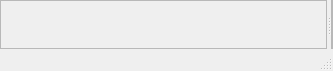
Old version of the form ui/mainWindowTemplate.ui in the repository puffisional/WordGame.
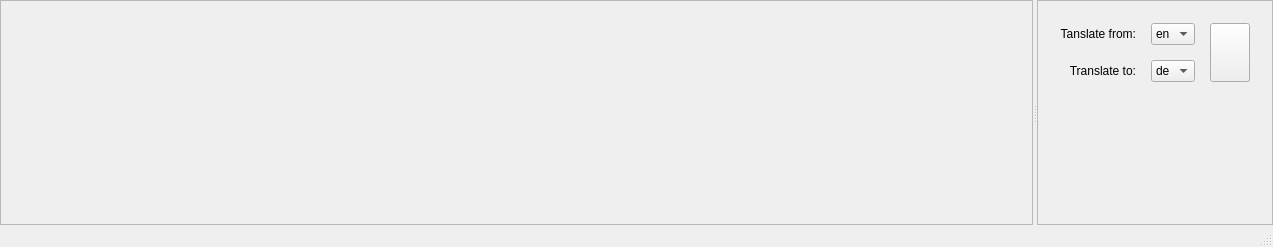
New version of the form. Icons and pictures are not drawn.

Diff of the .ui file:
```diff
--- a/ui/mainWindowTemplate.ui
+++ b/ui/mainWindowTemplate.ui
@@ -6,16 +6,10 @@
    <rect>
     <x>0</x>
     <y>0</y>
-    <width>333</width>
-    <height>71</height>
+    <width>1273</width>
+    <height>247</height>
    </rect>
   </property>
-  <property name="sizePolicy">
-   <sizepolicy hsizetype="Minimum" vsizetype="Minimum">
-    <horstretch>0</horstretch>
-    <verstretch>0</verstretch>
-   </sizepolicy>
-  </property>
   <property name="baseSize">
    <size>
     <width>1024</width>
@@ -27,9 +21,6 @@
   </property>
   <widget class="QWidget" name="centralwidget">
    <layout class="QGridLayout" name="gridLayout_3">
-    <property name="sizeConstraint">
-     <enum>QLayout::SetMinimumSize</enum>
-    </property>
     <property name="leftMargin">
      <number>0</number>
     </property>
@@ -93,20 +84,169 @@
        </property>
        <layout class="QGridLayout" name="gridLayout_2">
         <property name="leftMargin">
-         <number>0</number>
+         <number>22</number>
         </property>
         <property name="topMargin">
-         <number>0</number>
+         <number>22</number>
         </property>
         <property name="rightMargin">
-         <number>0</number>
+         <number>22</number>
         </property>
         <property name="bottomMargin">
-         <number>0</number>
+         <number>22</number>
         </property>
         <property name="spacing">
-         <number>0</number>
+         <number>15</number>
         </property>
+        <item row="3" column="2">
+         <spacer name="verticalSpacer">
+          <property name="orientation">
+           <enum>Qt::Vertical</enum>
+          </property>
+          <property name="sizeHint" stdset="0">
+           <size>
+            <width>20</width>
+            <height>40</height>
+           </size>
+          </property>
+         </spacer>
+        </item>
+        <item row="1" column="2">
+         <widget class="QLabel" name="label">
+          <property name="sizePolicy">
+           <sizepolicy hsizetype="Expanding" vsizetype="Preferred">
+            <horstretch>0</horstretch>
+            <verstretch>0</verstretch>
+           </sizepolicy>
+          </property>
+          <property name="layoutDirection">
+           <enum>Qt::LeftToRight</enum>
+          </property>
+          <property name="text">
+           <string>Translate to:</string>
+          </property>
+          <property name="alignment">
+           <set>Qt::AlignRight|Qt::AlignTrailing|Qt::AlignVCenter</set>
+          </property>
+         </widget>
+        </item>
+        <item row="0" column="2">
+         <widget class="QLabel" name="label_2">
+          <property name="sizePolicy">
+           <sizepolicy hsizetype="Expanding" vsizetype="Preferred">
+            <horstretch>0</horstretch>
+            <verstretch>0</verstretch>
+           </sizepolicy>
+          </property>
+          <property name="layoutDirection">
+           <enum>Qt::LeftToRight</enum>
+          </property>
+          <property name="text">
+           <string>Tanslate from:</string>
+          </property>
+          <property name="alignment">
+           <set>Qt::AlignRight|Qt::AlignTrailing|Qt::AlignVCenter</set>
+          </property>
+         </widget>
+        </item>
+        <item row="1" column="3">
+         <widget class="QComboBox" name="translationLanguageSelect">
+          <property name="sizePolicy">
+           <sizepolicy hsizetype="Preferred" vsizetype="Preferred">
+            <horstretch>0</horstretch>
+            <verstretch>0</verstretch>
+           </sizepolicy>
+          </property>
+          <property name="maximumSize">
+           <size>
+            <width>16777215</width>
+            <height>16777215</height>
+           </size>
+          </property>
+          <property name="currentIndex">
+           <number>3</number>
+          </property>
+          <item>
+           <property name="text">
+            <string>en</string>
+           </property>
+          </item>
+          <item>
+           <property name="text">
+            <string>sk</string>
+           </property>
+          </item>
+          <item>
+           <property name="text">
+            <string>ja</string>
+           </property>
+          </item>
+          <item>
+           <property name="text">
+            <string>de</string>
+           </property>
+          </item>
+         </widget>
+        </item>
+        <item row="0" column="3">
+         <widget class="QComboBox" name="wordLanguageSelect">
+          <property name="sizePolicy">
+           <sizepolicy hsizetype="Preferred" vsizetype="Preferred">
+            <horstretch>0</horstretch>
+            <verstretch>0</verstretch>
+           </sizepolicy>
+          </property>
+          <property name="maximumSize">
+           <size>
+            <width>16777215</width>
+            <height>16777215</height>
+           </size>
+          </property>
+          <item>
+           <property name="text">
+            <string>en</string>
+           </property>
+          </item>
+          <item>
+           <property name="text">
+            <string>sk</string>
+           </property>
+          </item>
+          <item>
+           <property name="text">
+            <string>ja</string>
+           </property>
+          </item>
+          <item>
+           <property name="text">
+            <string>de</string>
+           </property>
+          </item>
+         </widget>
+        </item>
+        <item row="0" column="4" rowspan="2">
+         <widget class="QPushButton" name="switchLanguageButton">
+          <property name="sizePolicy">
+           <sizepolicy hsizetype="Minimum" vsizetype="Expanding">
+            <horstretch>0</horstretch>
+            <verstretch>0</verstretch>
+           </sizepolicy>
+          </property>
+          <property name="text">
+           <string/>
+          </property>
+          <property name="icon">
+           <iconset resource="../resources/resources.qrc">
+            <normaloff>:/icons/switch-button.png</normaloff>:/icons/switch-button.png</iconset>
+          </property>
+          <property name="iconSize">
+           <size>
+            <width>40</width>
+            <height>40</height>
+           </size>
+          </property>
+         </widget>
+        </item>
        </layout>
       </widget>
      </widget>
```
Left out of the diff: 64 changed lines with no effect on the pictures.
